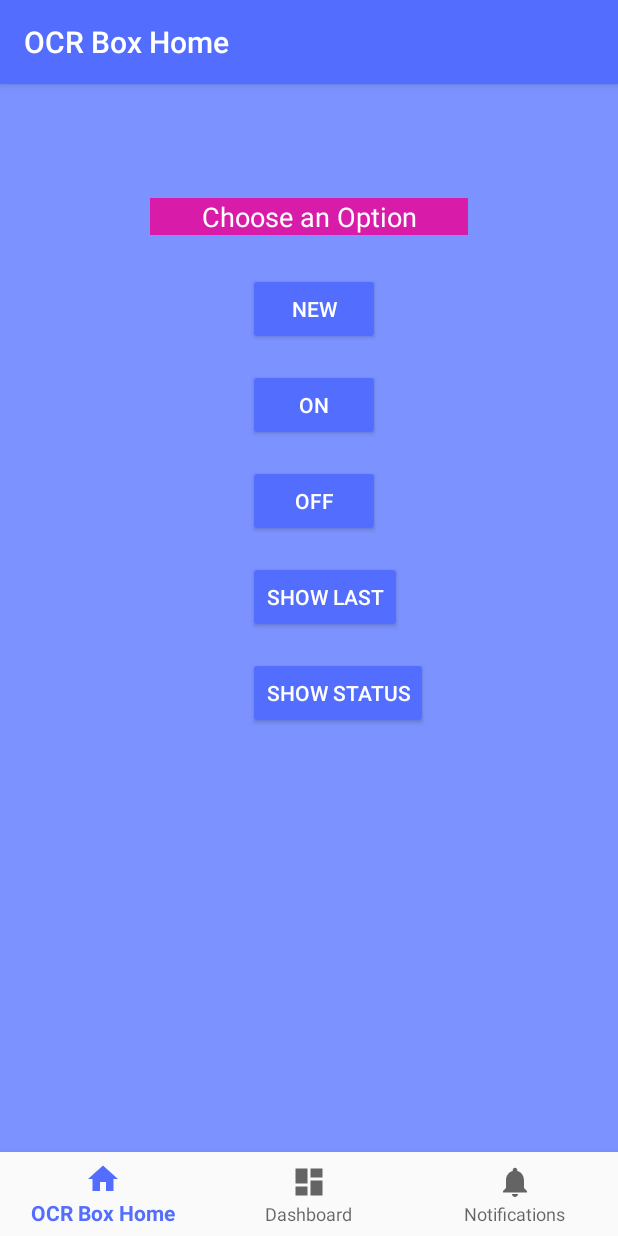
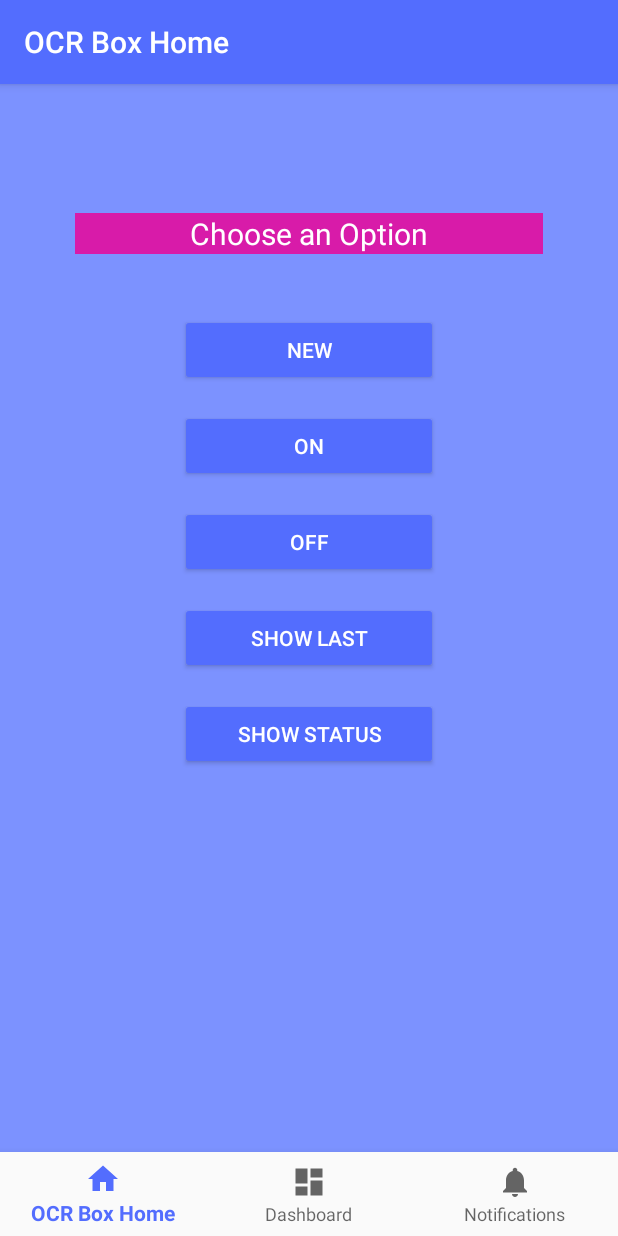
Before and after one commit to bamejia/Smartnode, an Android app: the screen it shows after launch (MainActivity), on a phone screen of 412 x 824 dp. Run offline under Robolectric (Android 15) with nearby library versions, the phone set to English and light mode, and no system bars; our stand-ins replace Firebase (no records; nobody signed in at launch, a user with empty details on screens opened directly), navigation-ui.

Commit message:
fixed button layout, aligning them vertically, and fixed issue where pop up would still appear on top when page was changed

```diff
--- a/app/src/main/res/layout/fragment_home.xml
+++ b/app/src/main/res/layout/fragment_home.xml
@@ -6,29 +6,26 @@
     android:layout_width="match_parent"
     android:layout_height="match_parent">
 
-    <!--    <FrameLayout-->
-    <!--        android:id="@+id/fragment_container"-->
-    <!--        android:name="com.example.smartnode.ui.status.StatusFragment"-->
-    <!--        android:layout_width="match_parent"-->
-    <!--        android:layout_height="match_parent"-->
-    <!--        android:focusable="true"-->
-    <!--        android:clickable="false"-->
-    <!--        android:elevation="20sp" />-->
+    <LinearLayout
+        android:layout_width="match_parent"
+        android:layout_height="match_parent"
+        android:orientation="vertical">
 
         <TextView
             android:id="@+id/text_home"
-        android:text="@string/home_text"
             android:layout_width="match_parent"
             android:layout_height="wrap_content"
-        android:layout_marginStart="100dp"
-        android:layout_marginLeft="100dp"
-        android:layout_marginTop="20dp"
-        android:layout_marginEnd="100dp"
-        android:layout_marginRight="100dp"
+            android:layout_marginStart="50sp"
+            android:layout_marginLeft="80sp"
+            android:layout_marginTop="30sp"
+            android:layout_marginEnd="50sp"
+            android:layout_marginRight="80sp"
             android:background="@color/colorAccent"
+            android:gravity="center"
+            android:text="@string/home_text"
             android:textAlignment="center"
             android:textColor="#FFFF"
-        android:textSize="18sp"
+            android:textSize="20sp"
             app:layout_constraintEnd_toEndOf="parent"
             app:layout_constraintHorizontal_bias="0.0"
             app:layout_constraintStart_toStartOf="parent"
@@ -36,65 +33,89 @@
 
         <Button
             android:id="@+id/button1"
-        android:layout_width="wrap_content"
+            android:layout_width="match_parent"
             android:layout_height="wrap_content"
-        android:layout_marginStart="65dp"
-        android:layout_marginLeft="65dp"
-        android:layout_marginTop="50dp"
-        android:orientation="vertical"
+            android:layout_marginStart="120sp"
+            android:layout_marginTop="40sp"
+            android:layout_marginEnd="120sp"
+            android:layout_marginRight="120sp"
+            android:orientation="horizontal"
             android:text="@string/home_button1"
             android:textColor="#FFFF"
             app:backgroundTint="@color/colorPrimary"
-        app:layout_constraintStart_toStartOf="@+id/text_home"
+            app:layout_constraintEnd_toEndOf="parent"
+            app:layout_constraintStart_toStartOf="parent"
             app:layout_constraintTop_toTopOf="@id/text_home" />
 
         <Button
             android:id="@+id/button2"
+            android:layout_width="match_parent"
+            android:layout_height="wrap_content"
+            android:layout_marginStart="120sp"
+            android:layout_marginTop="16sp"
+            android:layout_marginEnd="120sp"
             android:text="@string/home_button2"
-        android:layout_width="wrap_content"
-        android:layout_height="wrap_content"
-        android:layout_marginTop="16sp"
             android:textColor="#FFFF"
             app:backgroundTint="@color/colorPrimary"
-        app:layout_constraintLeft_toLeftOf="@id/button1"
+            app:layout_constraintEnd_toEndOf="parent"
+            app:layout_constraintStart_toStartOf="@id/button1"
             app:layout_constraintTop_toBottomOf="@id/button1" />
 
         <Button
             android:id="@+id/button3"
+            android:layout_width="match_parent"
+            android:layout_height="wrap_content"
+            android:layout_marginStart="120sp"
+            android:layout_marginTop="16sp"
+            android:layout_marginEnd="120sp"
             android:text="@string/home_button3"
-        android:layout_width="wrap_content"
-        android:layout_height="wrap_content"
-        android:layout_centerHorizontal="true"
-        android:layout_marginTop="16sp"
             android:textColor="#FFFF"
             app:backgroundTint="@color/colorPrimary"
-        app:layout_constraintStart_toStartOf="@id/button2"
+            app:layout_constraintEnd_toEndOf="parent"
+            app:layout_constraintStart_toStartOf="parent"
             app:layout_constraintTop_toBottomOf="@id/button2" />
 
         <Button
             android:id="@+id/button4"
-        android:layout_width="wrap_content"
+            android:layout_width="match_parent"
             android:layout_height="wrap_content"
+            android:layout_marginStart="120sp"
             android:layout_marginTop="16sp"
+            android:layout_marginEnd="120sp"
             android:gravity="center|center_vertical"
             android:text="@string/home_button4"
             android:textColor="#FFFF"
             app:backgroundTint="@color/colorPrimary"
+            app:layout_constraintEnd_toEndOf="parent"
             app:layout_constraintStart_toStartOf="@id/button3"
             app:layout_constraintTop_toBottomOf="@id/button3"
             tools:layout_constraintWidth_percent="0" />
 
         <Button
             android:id="@+id/button5"
-        android:layout_width="wrap_content"
+            android:layout_width="match_parent"
             android:layout_height="wrap_content"
+            android:layout_marginStart="120sp"
             android:layout_marginTop="16sp"
+            android:layout_marginEnd="120sp"
             android:gravity="center|center_vertical"
             android:text="@string/home_button5"
             android:textColor="#FFFF"
             app:backgroundTint="@color/colorPrimary"
+            app:layout_constraintEnd_toEndOf="parent"
             app:layout_constraintStart_toStartOf="@id/button4"
             app:layout_constraintTop_toBottomOf="@id/button4"
             tools:layout_constraintWidth_percent="0" />
 
+    </LinearLayout>
+
+    <FrameLayout
+        android:id="@+id/fragment_container"
+        android:name="com.example.smartnode.ui.status.StatusFragment"
+        android:layout_width="match_parent"
+        android:layout_height="match_parent"
+        android:clickable="false"
+        android:focusable="false"
+        tools:layout_editor_absoluteY="416dp" />
+
 </androidx.constraintlayout.widget.ConstraintLayout>
```
Lines whose indentation alone changed are shown as unchanged.
